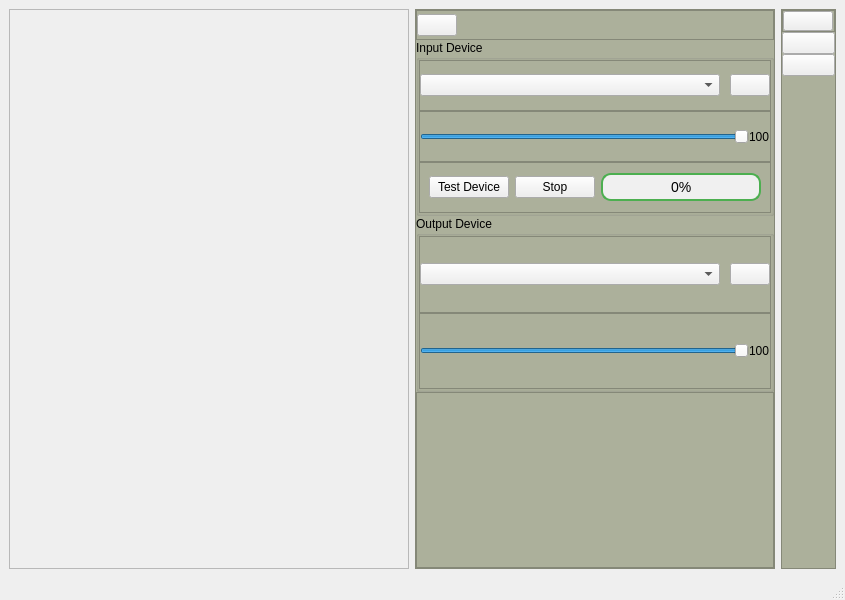
Old version of the form mainwindow.ui in the repository akifs52/Voice-Changer.
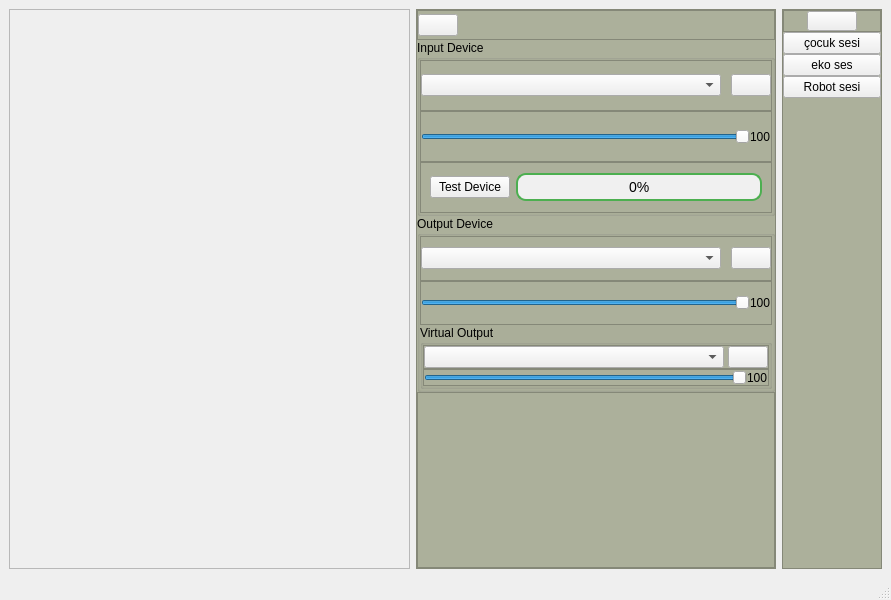
New version of the form.

The edit to the form file:
```diff
--- a/mainwindow.ui
+++ b/mainwindow.ui
@@ -6,7 +6,7 @@
    <rect>
     <x>0</x>
     <y>0</y>
-    <width>845</width>
+    <width>891</width>
     <height>600</height>
    </rect>
   </property>
@@ -266,12 +266,8 @@
                <property name="text">
                 <string>Test Device</string>
                </property>
-              </widget>
-             </item>
-             <item>
-              <widget class="QPushButton" name="stopButton">
-               <property name="text">
-                <string>Stop</string>
+               <property name="checkable">
+                <bool>true</bool>
                </property>
               </widget>
              </item>
@@ -428,6 +424,124 @@
             </layout>
            </widget>
           </item>
+          <item>
+           <widget class="QGroupBox" name="groupBox_3">
+            <property name="minimumSize">
+             <size>
+              <width>0</width>
+              <height>60</height>
+             </size>
+            </property>
+            <property name="title">
+             <string>Virtual Output</string>
+            </property>
+            <layout class="QVBoxLayout" name="verticalLayout_5">
+             <property name="spacing">
+              <number>0</number>
+             </property>
+             <property name="leftMargin">
+              <number>0</number>
+             </property>
+             <property name="topMargin">
+              <number>0</number>
+             </property>
+             <property name="rightMargin">
+              <number>0</number>
+             </property>
+             <property name="bottomMargin">
+              <number>0</number>
+             </property>
+             <item>
+              <widget class="QFrame" name="frame_13">
+               <property name="frameShape">
+                <enum>QFrame::Shape::StyledPanel</enum>
+               </property>
+               <property name="frameShadow">
+                <enum>QFrame::Shadow::Raised</enum>
+               </property>
+               <layout class="QHBoxLayout" name="horizontalLayout_9">
+                <property name="leftMargin">
+                 <number>0</number>
+                </property>
+                <property name="topMargin">
+                 <number>0</number>
+                </property>
+                <property name="rightMargin">
+                 <number>0</number>
+                </property>
+                <property name="bottomMargin">
+                 <number>0</number>
+                </property>
+                <item>
+                 <widget class="QComboBox" name="VirtualOutputBox">
+                  <property name="minimumSize">
+                   <size>
+                    <width>300</width>
+                    <height>0</height>
+                   </size>
+                  </property>
+                 </widget>
+                </item>
+                <item>
+                 <widget class="QPushButton" name="refresVirtualOutput">
+                  <property name="text">
+                   <string/>
+                  </property>
+                 </widget>
+                </item>
+               </layout>
+              </widget>
+             </item>
+             <item>
+              <widget class="QFrame" name="frame_12">
+               <property name="frameShape">
+                <enum>QFrame::Shape::StyledPanel</enum>
+               </property>
+               <property name="frameShadow">
+                <enum>QFrame::Shadow::Raised</enum>
+               </property>
+               <layout class="QHBoxLayout" name="horizontalLayout_10">
+                <property name="spacing">
+                 <number>0</number>
+                </property>
+                <property name="leftMargin">
+                 <number>0</number>
+                </property>
+                <property name="topMargin">
+                 <number>0</number>
+                </property>
+                <property name="rightMargin">
+                 <number>0</number>
+                </property>
+                <property name="bottomMargin">
+                 <number>0</number>
+                </property>
+                <item>
+                 <widget class="QSlider" name="horizontalSlider">
+                  <property name="maximum">
+                   <number>100</number>
+                  </property>
+                  <property name="value">
+                   <number>100</number>
+                  </property>
+                  <property name="orientation">
+                   <enum>Qt::Orientation::Horizontal</enum>
+                  </property>
+                 </widget>
+                </item>
+                <item>
+                 <widget class="QLabel" name="labelVirtual">
+                  <property name="text">
+                   <string>100</string>
+                  </property>
+                 </widget>
+                </item>
+               </layout>
+              </widget>
+             </item>
+            </layout>
+           </widget>
+          </item>
          </layout>
         </widget>
        </item>
@@ -529,14 +643,27 @@
        <item>
         <widget class="QPushButton" name="pushButton">
          <property name="text">
-          <string/>
+          <string>çocuk sesi</string>
          </property>
+         <property name="checkable">
+          <bool>true</bool>
+         </property>
         </widget>
        </item>
        <item>
         <widget class="QPushButton" name="pushButton_2">
          <property name="text">
-          <string/>
+          <string>eko ses</string>
+         </property>
+        </widget>
+       </item>
+       <item>
+        <widget class="QPushButton" name="robotButton">
+         <property name="text">
+          <string>Robot sesi</string>
+         </property>
+         <property name="checkable">
+          <bool>true</bool>
          </property>
         </widget>
        </item>
```
Left out of the diff: 70 changed lines with no effect on the pictures.
